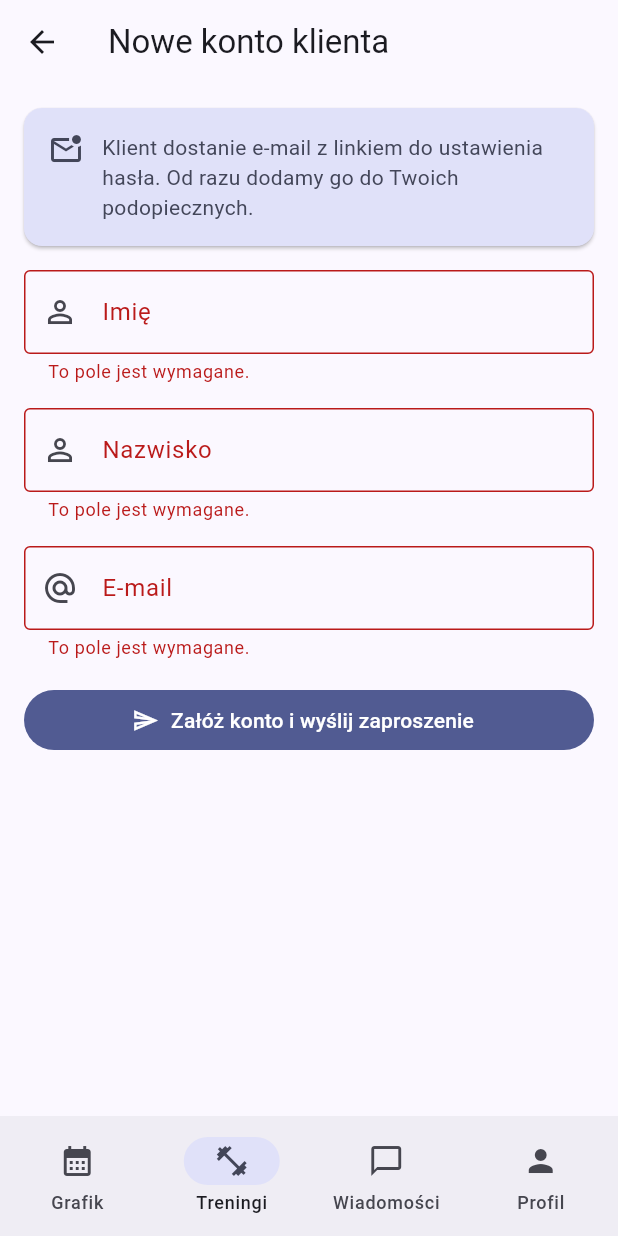
After one commit to studioforyou/zpi-studio, a Flutter app: the NewClientAccountScreen screen opened by its route, after a tap on "Załóż konto i wyślij zaproszenie", on a phone screen of 412 x 824 dp. The commit adds this screen. Run offline on Flutter 3.47's test engine with Material 3 defaults, Android fonts, the phone set to English and light mode, and no system bars; our stand-ins replace dio, firebase_auth, firebase_core, flutter_riverpod, flutter_secure_storage, go_router; accounts and stored records are empty; generated files the repository leaves out were written again; network calls fail.

Commit message:
feat(mobile): add new client account form for trainers (#57)

```diff
--- a/mobile/lib/app/router/app_router.dart
+++ b/mobile/lib/app/router/app_router.dart
@@ -22,6 +22,7 @@ import 'package:mobile/features/schedule/presentation/availability_screen.dart';
 import 'package:mobile/features/schedule/presentation/schedule_screen.dart';
 import 'package:mobile/features/schedule/presentation/trainer_schedule_screen.dart';
 import 'package:mobile/features/trainings/presentation/new_cooperation_screen.dart';
+import 'package:mobile/features/trainings/presentation/new_client_account_screen.dart';
 import 'package:mobile/features/trainings/presentation/reservations_screen.dart';
 import 'package:mobile/features/trainings/presentation/training_history_screen.dart';
 import 'package:mobile/features/trainings/presentation/trainings_screen.dart';
@@ -53,6 +54,7 @@ const trainerProfilePath = '/trainer/profile';
 const trainerAvailabilitySubPath = 'availability';
 const trainerProfileEditSubPath = 'edit';
 const trainerNewCooperationSubPath = 'new-cooperation';
+const trainerNewClientAccountSubPath = 'new-client';
 const trainerAddClassSubPath = 'new-class';
 const trainerAddClassPath = '$trainerSchedulePath/$trainerAddClassSubPath';
 
@@ -180,6 +182,11 @@ StatefulShellRoute _trainerShell() => _roleShell([
         path: trainerNewCooperationSubPath,
         builder: (_, _) => const NewCooperationScreen(),
       ),
+      // Opened with context.push('/trainer/trainings/new-client').
+      GoRoute(
+        path: trainerNewClientAccountSubPath,
+        builder: (_, _) => const NewClientAccountScreen(),
+      ),
     ],
   ),
   _tab(
--- /dev/null
+++ b/mobile/lib/features/trainings/presentation/new_client_account_screen.dart
@@ -0,0 +1,245 @@
+import 'package:flutter/material.dart';
+import 'package:flutter_riverpod/flutter_riverpod.dart';
+import 'package:go_router/go_router.dart';
+import 'package:mobile/core/network/api_exception.dart';
+import 'package:mobile/features/trainings/data/trainees_api.dart';
+import 'package:mobile/features/trainings/presentation/trainees_tab.dart';
+import 'package:mobile/l10n/generated/app_localizations.dart';
+
+/// Lets the trainer create a client account for a person who is not in the
+/// studio yet. The person gets an e-mail to set a password and becomes the
+/// trainer's trainee at once.
+class NewClientAccountScreen extends ConsumerStatefulWidget {
+  const NewClientAccountScreen({super.key});
+
+  @override
+  ConsumerState<NewClientAccountScreen> createState() =>
+      _NewClientAccountScreenState();
+}
+
+class _NewClientAccountScreenState
+    extends ConsumerState<NewClientAccountScreen> {
+  static final _emailPattern = RegExp(r'^[^@\s]+@[^@\s]+\.[^@\s]+$');
+
+  final _formKey = GlobalKey<FormState>();
+  final _firstNameController = TextEditingController();
+  final _lastNameController = TextEditingController();
+  final _emailController = TextEditingController();
+  bool _saving = false;
+  Object? _saveError;
+
+  @override
+  void dispose() {
+    _firstNameController.dispose();
+    _lastNameController.dispose();
+    _emailController.dispose();
+    super.dispose();
+  }
+
+  Future<void> _save() async {
+    if (_saving || !_formKey.currentState!.validate()) {
+      return;
+    }
+    FocusScope.of(context).unfocus();
+    setState(() {
+      _saving = true;
+      _saveError = null;
+    });
+    final l10n = AppLocalizations.of(context);
+    final messenger = ScaffoldMessenger.of(context);
+    try {
+      final created = await ref
+          .read(traineesApiProvider)
+          .createClientAccount(
+            email: _emailController.text,
+            firstName: _firstNameController.text,
+            lastName: _lastNameController.text,
+          );
+      if (!mounted) {
+        return;
+      }
+      ref.invalidate(ownTraineesProvider);
+      messenger.showSnackBar(
+        SnackBar(
+          content: Text(
+            l10n.newClientAccountCreated(created.displayName, created.email),
+          ),
+        ),
+      );
+      context.pop();
+    } catch (e) {
+      if (mounted) {
+        setState(() => _saveError = e);
+      }
+    } finally {
+      if (mounted) {
+        setState(() => _saving = false);
+      }
+    }
+  }
+
+  @override
+  Widget build(BuildContext context) {
+    final l10n = AppLocalizations.of(context);
+    final theme = Theme.of(context);
+    final error = _saveError;
+    final emailTaken = error is ApiException && error.statusCode == 409;
+
+    return Scaffold(
+      appBar: AppBar(title: Text(l10n.newClientAccountTitle)),
+      body: SafeArea(
+        child: SingleChildScrollView(
+          padding: const EdgeInsets.all(16),
+          keyboardDismissBehavior: ScrollViewKeyboardDismissBehavior.onDrag,
+          child: Center(
+            child: ConstrainedBox(
+              constraints: const BoxConstraints(maxWidth: 400),
+              child: Form(
+                key: _formKey,
+                autovalidateMode: AutovalidateMode.onUserInteraction,
+                child: Column(
+                  crossAxisAlignment: CrossAxisAlignment.stretch,
+                  spacing: 16,
+                  children: [
+                    Card(
+                      margin: EdgeInsets.zero,
+                      color: theme.colorScheme.secondaryContainer,
+                      child: Padding(
+                        padding: const EdgeInsets.all(16),
+                        child: Row(
+                          crossAxisAlignment: CrossAxisAlignment.start,
+                          spacing: 12,
+                          children: [
+                            Icon(
+                              Icons.mark_email_unread_outlined,
+                              color: theme.colorScheme.onSecondaryContainer,
+                            ),
+                            Expanded(
+                              child: Text(
+                                l10n.newClientAccountInfo,
+                                style: theme.textTheme.bodyMedium?.copyWith(
+                                  color: theme.colorScheme.onSecondaryContainer,
+                                ),
+                              ),
+                            ),
+                          ],
+                        ),
+                      ),
+                    ),
+                    TextFormField(
+                      key: const Key('newClientFirstName'),
+                      controller: _firstNameController,
+                      enabled: !_saving,
+                      textCapitalization: TextCapitalization.words,
+                      textInputAction: TextInputAction.next,
+                      decoration: InputDecoration(
+                        labelText: l10n.newClientAccountFirstName,
+                        prefixIcon: const Icon(Icons.person_outline),
+                        border: const OutlineInputBorder(),
+                        errorMaxLines: 3,
+                      ),
+                      validator: (value) => _validateName(value, l10n),
+                    ),
+                    TextFormField(
+                      key: const Key('newClientLastName'),
+                      controller: _lastNameController,
+                      enabled: !_saving,
+                      textCapitalization: TextCapitalization.words,
+                      textInputAction: TextInputAction.next,
+                      decoration: InputDecoration(
+                        labelText: l10n.newClientAccountLastName,
+                        prefixIcon: const Icon(Icons.person_outline),
+                        border: const OutlineInputBorder(),
+                        errorMaxLines: 3,
+                      ),
+                      validator: (value) => _validateName(value, l10n),
+                    ),
+                    TextFormField(
+                      key: const Key('newClientEmail'),
+                      controller: _emailController,
+                      enabled: !_saving,
+                      keyboardType: TextInputType.emailAddress,
+                      autocorrect: false,
+                      textInputAction: TextInputAction.done,
+                      onFieldSubmitted: (_) => _save(),
+                      decoration: InputDecoration(
+                        labelText: l10n.newClientAccountEmail,
+                        helperText: l10n.newClientAccountEmailHint,
+                        helperMaxLines: 3,
+                        prefixIcon: const Icon(Icons.alternate_email),
+                        border: const OutlineInputBorder(),
+                        errorMaxLines: 3,
+                      ),
+                      validator: (value) {
+                        final email = value?.trim() ?? '';
+                        if (email.isEmpty) {
+                          return l10n.newClientAccountRequired;
+                        }
+                        if (email.length > 254 ||
+                            !_emailPattern.hasMatch(email)) {
+                          return l10n.newClientAccountEmailInvalid;
+                        }
+                        return null;
+                      },
+                    ),
+                    if (error != null)
+                      Text(
+                        _errorMessage(error, l10n),
+                        style: TextStyle(color: theme.colorScheme.error),
+                      ),
+                    if (emailTaken)
+                      OutlinedButton.icon(
+                        onPressed: () =>
+                            context.pushReplacement(newCooperationLocation),
+                        icon: const Icon(Icons.search),
+                        label: Text(l10n.newClientAccountFindExisting),
+                      ),
+                    FilledButton.icon(
+                      onPressed: _saving ? null : _save,
+                      icon: _saving
+                          ? SizedBox.square(
+                              dimension: 20,
+                              child: CircularProgressIndicator(
+                                strokeWidth: 2,
+                                color: theme.colorScheme.onPrimary,
+                              ),
+                            )
+                          : const Icon(Icons.send_outlined),
+                      label: Text(l10n.newClientAccountSubmit),
+                    ),
+                  ],
+                ),
+              ),
+            ),
+          ),
+        ),
+      ),
+    );
+  }
+
+  static String? _validateName(String? value, AppLocalizations l10n) {
+    final name = value?.trim() ?? '';
+    if (name.isEmpty) {
+      return l10n.newClientAccountRequired;
+    }
+    if (name.length > 80) {
+      return l10n.newClientAccountNameTooLong;
+    }
+    return null;
+  }
+
+  static String _errorMessage(Object error, AppLocalizations l10n) {
+    if (error is ApiException) {
+      return switch (error.statusCode) {
+        null => l10n.traineesNetworkError,
+        401 || 403 => l10n.traineesAccessError,
+        404 => l10n.traineesNoStaffProfile,
+        409 => l10n.newClientAccountEmailTaken,
+        422 => l10n.newClientAccountTrainerInactive,
+        502 => l10n.newClientAccountEmailNotSent,
+        _ => l10n.traineesSaveError,
+      };
+    }
+    return l10n.traineesSaveError;
+  }
+}
--- a/mobile/lib/l10n/app_pl.arb
+++ b/mobile/lib/l10n/app_pl.arb
@@ -537,6 +537,34 @@
       }
     }
   },
+  "traineesNewClientAccount": "Załóż konto klientowi",
+  "traineesAwaitingActivation": "Czeka na aktywację konta",
+  "newCooperationNotListed": "Nie ma tej osoby w studiu?",
+  "newClientAccountTitle": "Nowe konto klienta",
+  "newClientAccountInfo": "Klient dostanie e-mail z linkiem do ustawienia hasła. Od razu dodamy go do Twoich podopiecznych.",
+  "newClientAccountFirstName": "Imię",
+  "newClientAccountLastName": "Nazwisko",
+  "newClientAccountEmail": "E-mail",
+  "newClientAccountEmailHint": "Na ten adres wyślemy zaproszenie. Będzie to login klienta.",
+  "newClientAccountRequired": "To pole jest wymagane.",
+  "newClientAccountNameTooLong": "Maksymalnie 80 znaków.",
+  "newClientAccountEmailInvalid": "Podaj poprawny adres e-mail.",
+  "newClientAccountSubmit": "Załóż konto i wyślij zaproszenie",
+  "newClientAccountCreated": "Założono konto: {name}. Zaproszenie wysłano na {email}.",
+  "@newClientAccountCreated": {
+    "placeholders": {
+      "name": {
+        "type": "String"
+      },
+      "email": {
+        "type": "String"
+      }
+    }
+  },
+  "newClientAccountEmailTaken": "Konto z tym adresem e-mail już istnieje. Znajdź tę osobę na liście klientów i rozpocznij współpracę.",
+  "newClientAccountFindExisting": "Znajdź na liście klientów",
+  "newClientAccountTrainerInactive": "Twój profil trenera jest nieaktywny. Skontaktuj się z obsługą studia.",
+  "newClientAccountEmailNotSent": "Nie udało się wysłać zaproszenia. Nic nie zapisano, spróbuj ponownie za chwilę.",
   "addClassButton": "Dodaj zajęcia",
   "addClassTitle": "Nowe zajęcia",
   "addClassOnce": "Jednorazowe",
```
Also changed, not shown: mobile/lib/features/trainings/data/trainees_api.dart (+58 -0 lines), mobile/lib/features/trainings/presentation/new_cooperation_screen.dart (+34 -3 lines), mobile/lib/features/trainings/presentation/trainees_tab.dart (+38 -1 lines), 2 other files.
